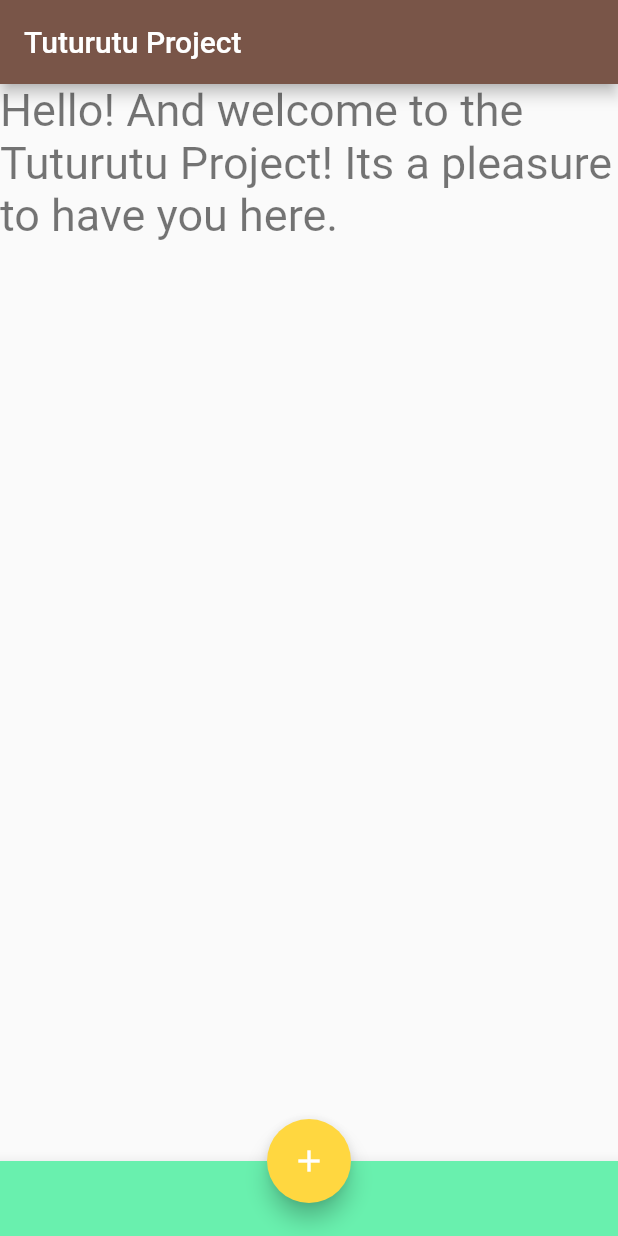
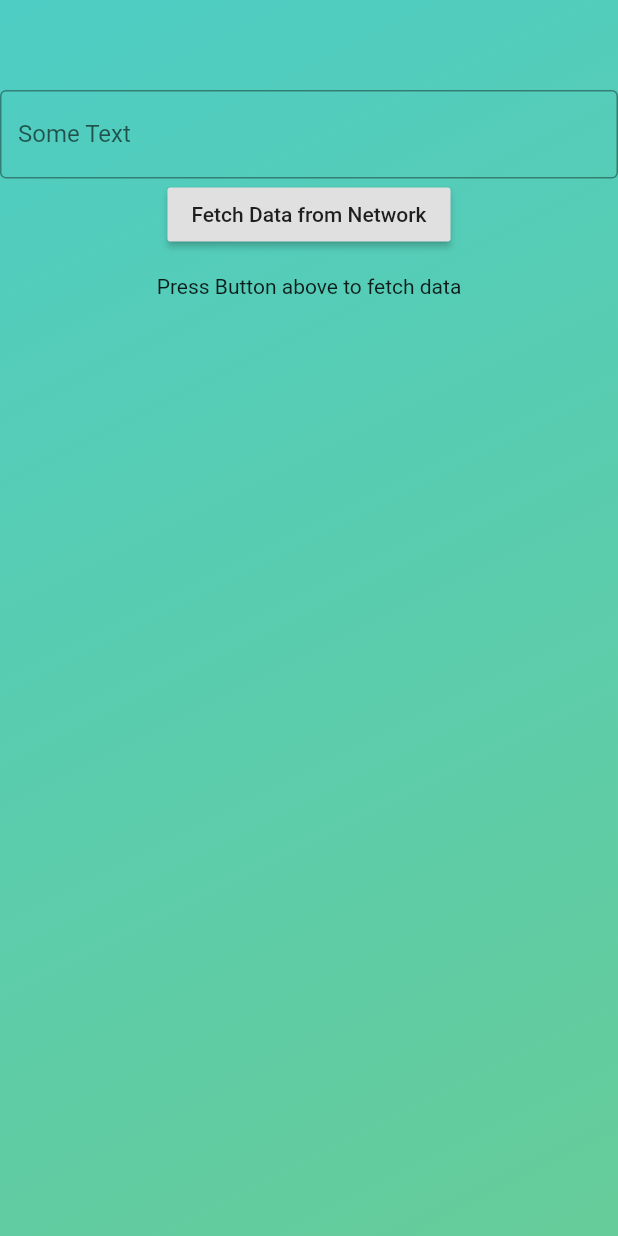
Before and after one commit to itsencrypted/tuturutu, a Flutter app: the screen it shows after launch, on a phone screen of 412 x 824 dp. Run offline on Flutter 3.47's test engine with Material 2 defaults, Android fonts, the phone set to English and light mode, and no system bars; missing offline and left inert: web3dart; Roboto replaces fonts that are missing (Solway).

Commit message:
last update

```diff
--- /dev/null
+++ b/lib/app_state.dart
@@ -0,0 +1,47 @@
+import 'package:flutter/material.dart';
+import 'package:http/http.dart' as http;
+import 'dart:convert';
+
+class AppState with ChangeNotifier {
+
+  String _dataUrl = 'https://reqres.in/api/users?per_page=20';
+
+  AppState();
+
+  String _displayText = "";
+  String _jsonResponse = "";
+  bool _isFetching = false;
+
+  void setDisplayText(String text) {
+    _displayText = text;
+    notifyListeners();
+  }
+
+  String get getDisplayText => _displayText;
+
+  bool get isFetching => _isFetching;
+
+  Future<void> fetchData() async {
+    _isFetching = true;
+    notifyListeners();
+
+    var response = await http.get(_dataUrl);
+    if (response.statusCode == 200) {
+      _jsonResponse = response.body;
+    }
+
+    _isFetching = false;
+    notifyListeners();
+  }
+
+  String get getResponseText => _jsonResponse;
+
+  List<dynamic> getResponseJson() {
+    if (_jsonResponse.isNotEmpty) {
+      Map<String, dynamic> json = jsonDecode(_jsonResponse);
+      // print(json['data']['avatar']);
+      return json['data'];
+    }
+    return null;
+  }
+}
--- a/lib/main.dart
+++ b/lib/main.dart
@@ -1,5 +1,9 @@
 import 'package:flutter/material.dart';
-import 'package:google_fonts/google_fonts.dart';
+import 'package:tuturutu/app_state.dart';
+import 'package:tuturutu/text_display.dart';
+import 'package:tuturutu/text_edit.dart';
+import 'package:provider/provider.dart';
+import 'package:tuturutu/response_display.dart';
 
 void main() => runApp(MyApp());
 
@@ -8,147 +12,59 @@ class MyApp extends StatelessWidget {
   Widget build(BuildContext context) {
     return MaterialApp(
       title: 'project name',
-      theme: ThemeData(
-        primarySwatch: Colors.brown,
-      ),
-      home: Scaffold(
-        appBar: AppBar(
-          title: Text(
-            'Tuturutu Project',
-            style: GoogleFonts.concertOne(),
-          ),
+      home: ChangeNotifierProvider<AppState>(
+        builder: (_) => AppState(),
+        child: MyHomePage(),
+      )
+    );
+  }
+}
+
+
+//floatingActionButton: FloatingActionButton(
+//onPressed: () {},
+//child: Icon(Icons.add),
+//backgroundColor: Colors.amberAccent,
+//),
+//bottomNavigationBar: BottomAppBar(
+//color: Colors.greenAccent,
+//child: Container(
+//height: 50.0,
+//),
+//),
+//floatingActionButtonLocation: FloatingActionButtonLocation.centerDocked,
+
+
+class MyHomePage extends StatelessWidget {
+
+  @override
+  Widget build(BuildContext context) {
+    final appState = Provider.of<AppState>(context);
+//    final appState = Provider.of<AppState>(context, listen: false);
+
+    return Scaffold(
+      body: SafeArea(
+        child: Container(
+          decoration: BoxDecoration(
+            gradient: LinearGradient(
+              begin: Alignment.topLeft,
+              end: Alignment.bottomRight,
+              colors: [const Color(0xFF4ECDC4), const Color(0xFF66CC99)],),),
+          child: Column(
+            mainAxisAlignment: MainAxisAlignment.start,
+            children: <Widget>[
+              TextDisplay(),
+              TextEditWidget(),
+              RaisedButton(
+                onPressed: () => appState.fetchData(),
+                child: Text("Fetch Data from Network"),
+              ),
+              ResponseDisplay(),
+            ],
+          )
+
         ),
-        body: SafeArea(
-          child: Text(
-            'Hello! And welcome to the Tuturutu Project! Its a pleasure to have you here.',
-            style: GoogleFonts.solway(
-              textStyle: Theme.of(context).textTheme.display1,
-              fontSize: 30,
-              fontStyle: FontStyle.normal,
-            ),
-          ),
-        ),
-        floatingActionButton: FloatingActionButton(
-          onPressed: () {},
-          child: Icon(Icons.add),
-          backgroundColor: Colors.amberAccent,
-        ),
-        bottomNavigationBar: BottomAppBar(
-          color: Colors.greenAccent,
-          child: Container(
-            height: 50.0,
-          ),
-        ),
-        floatingActionButtonLocation: FloatingActionButtonLocation.centerDocked,
       ),
     );
   }
 }
-
-// class MyApp extends StatelessWidget {
-//   // This widget is the root of youRr application.
-//   @override
-//   Widget build(BuildContext context) {
-//     return MaterialApp(
-//       title: 'Flutter Demo',
-//       theme: ThemeData(
-//         // This is the theme of your application.
-//         //
-//         // Try running your application with "flutter run". You'll see the
-//         // application has a blue toolbar. Then, without quitting the app, try
-//         // changing the primarySwatch below to Colors.green and then invoke
-//         // "hot reload" (press "r" in the console where you ran "flutter run",
-//         // or simply save your changes to "hot reload" in a Flutter IDE).
-//         // Notice that the counter didn't reset back to zero; the application
-//         // is not restarted.
-//         primarySwatch: Colors.yellow,
-//       ),
-//       home: MyHomePage(title: 'Count_on_Me Home Page'),
-//     );
-//   }
-// }
-
-// class MyHomePage extends StatefulWidget {
-//   MyHomePage({Key key, this.title}) : super(key: key);
-
-//   // This widget is the home page of your application. It is stateful, meaning
-//   // that it has a State object (defined below) that contains fields that affect
-//   // how it looks.
-
-//   // This class is the configuration for the state. It holds the values (in this
-//   // case the title) provided by the parent (in this case the App widget) and
-//   // used by the build method of the State. Fields in a Widget subclass are
-//   // always marked "final".
-
-//   final String title;
-
-//   @override
-//   _MyHomePageState createState() => _MyHomePageState();
-// }
-
-// class _MyHomePageState extends State<MyHomePage> {
-//   int _counter = 0;
-
-//   void _incrementCounter() {
-//     setState(() {
-//       // This call to setState tells the Flutter framework that something has
-//       // changed in this State, which causes it to rerun the build method below
-//       // so that the display can reflect the updated values. If we changed
-//       // _counter without calling setState(), then the build method would not be
-//       // called again, and so nothing would appear to happen.
-//       _counter++;
-//     });
-//   }
-
-//   @override
-//   Widget build(BuildContext context) {
-//     // This method is rerun every time setState is called, for instance as done
-//     // by the _incrementCounter method above.
-//     //
-//     // The Flutter framework has been optimized to make rerunning build methods
-//     // fast, so that you can just rebuild anything that needs updating rather
-//     // than having to individually change instances of widgets.
-//     return Scaffold(
-//       appBar: AppBar(
-//         // Here we take the value from the MyHomePage object that was created by
-//         // the App.build method, and use it to set our appbar title.
-//         title: Text(widget.title),
-//       ),
-//       body: Center(
-//         // Center is a layout widget. It takes a single child and positions it
-//         // in the middle of the parent.
-//         child: Column(
-//           // Column is also a layout widget. It takes a list of children and
-//           // arranges them vertically. By default, it sizes itself to fit its
-//           // children horizontally, and tries to be as tall as its parent.
-//           //
-//           // Invoke "debug painting" (press "p" in the console, choose the
-//           // "Toggle Debug Paint" action from the Flutter Inspector in Android
-//           // Studio, or the "Toggle Debug Paint" command in Visual Studio Code)
-//           // to see the wireframe for each widget.
-//           //
-//           // Column has various properties to control how it sizes itself and
-//           // how it positions its children. Here we use mainAxisAlignment to
-//           // center the children vertically; the main axis here is the vertical
-//           // axis because Columns are vertical (the cross axis would be
-//           // horizontal).
-//           mainAxisAlignment: MainAxisAlignment.center,
-//           children: <Widget>[
-//             Text(
-//               'You have pushed the button this many times:',
-//             ),
-//             Text(
-//               '$_counter',
-//               style: Theme.of(context).textTheme.display1,
-//             ),
-//           ],
-//         ),
-//       ),
-//       floatingActionButton: FloatingActionButton(
-//         onPressed: _incrementCounter,
-//         tooltip: 'Increment',
-//         child: Icon(Icons.add),
-//       ), // This trailing comma makes auto-formatting nicer for build methods.
-//     );
-//   }
-// }
--- /dev/null
+++ b/lib/response_display.dart
@@ -0,0 +1,34 @@
+import 'package:flutter/material.dart';
+import 'package:tuturutu/app_state.dart';
+import 'package:provider/provider.dart';
+
+class ResponseDisplay extends StatelessWidget {
+  @override
+  Widget build(BuildContext context) {
+    final appState = Provider.of<AppState>(context);
+
+    return Container(
+      padding: const EdgeInsets.all(16.0),
+      child: appState.isFetching
+          ? CircularProgressIndicator()
+          : appState.getResponseJson() != null
+          ? ListView.builder(
+        primary: false,
+        shrinkWrap: true,
+        itemCount: appState.getResponseJson().length,
+        itemBuilder: (context, index) {
+          return ListTile(
+            leading: CircleAvatar(
+              backgroundImage: NetworkImage(
+                  appState.getResponseJson()[index]['avatar']),
+            ),
+            title: Text(
+              appState.getResponseJson()[index]["first_name"],
+            ),
+          );
+        },
+      )
+          : Text("Press Button above to fetch data"),
+    );
+  }
+}
--- /dev/null
+++ b/lib/text_display.dart
@@ -0,0 +1,20 @@
+import 'package:flutter/material.dart';
+import 'package:tuturutu/app_state.dart';
+import 'package:provider/provider.dart';
+
+class TextDisplay extends StatelessWidget {
+  @override
+  Widget build(BuildContext context) {
+    final appState = Provider.of<AppState>(context);
+
+    return Container(
+      padding: const EdgeInsets.all(16.0),
+      child: Text(
+        appState.getDisplayText,
+        style: TextStyle(
+          fontSize: 24.0,
+        ),
+      ),
+    );
+  }
+}
--- /dev/null
+++ b/lib/text_edit.dart
@@ -0,0 +1,29 @@
+import 'package:flutter/material.dart';
+import 'package:tuturutu/app_state.dart';
+import 'package:provider/provider.dart';
+
+class TextEditWidget extends StatefulWidget {
+  @override
+  _TextEditWidgetState createState() => _TextEditWidgetState();
+}
+
+class _TextEditWidgetState extends State<TextEditWidget> {
+  TextEditingController _textEditingController = TextEditingController();
+
+  @override
+  Widget build(BuildContext context) {
+    final appState = Provider.of<AppState>(context);
+
+    return Container(
+      child: TextField(
+        controller: _textEditingController,
+        decoration: InputDecoration(
+          labelText: "Some Text",
+          border: OutlineInputBorder(),
+        ),
+        onChanged: (changed) => appState.setDisplayText(changed),
+        onSubmitted: (submitted) => appState.setDisplayText(submitted),
+      ),
+    );
+  }
+}
--- a/pubspec.yaml
+++ b/pubspec.yaml
@@ -23,6 +23,9 @@ dependencies:
   # The following adds the Cupertino Icons font to your application.
   # Use with the CupertinoIcons class for iOS style icons.
   cupertino_icons: ^0.1.2
+  provider: ^2.0.1
+  http: ^0.12.0+2
+  web3dart: ^1.2.3
 
   google_fonts: ^0.2.0
 
```
Also changed, not shown: lib/web3_provider.dart (added, +59 -0 lines), pubspec.lock.
